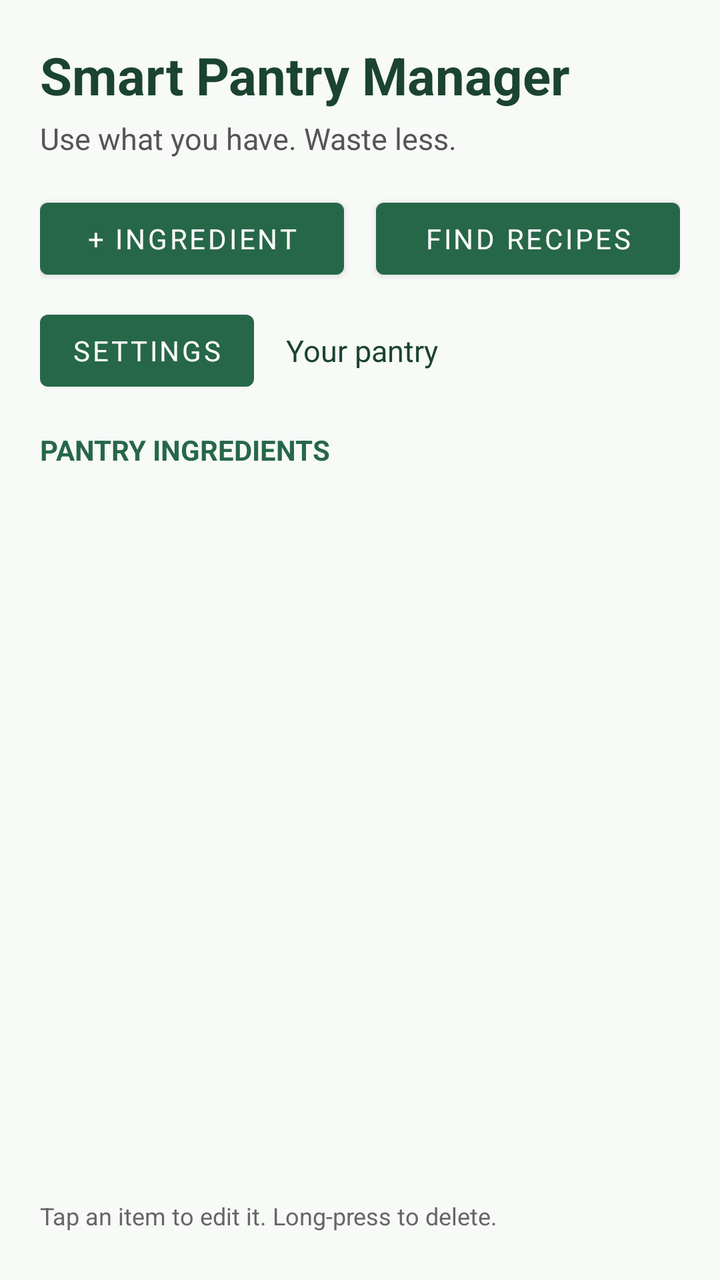
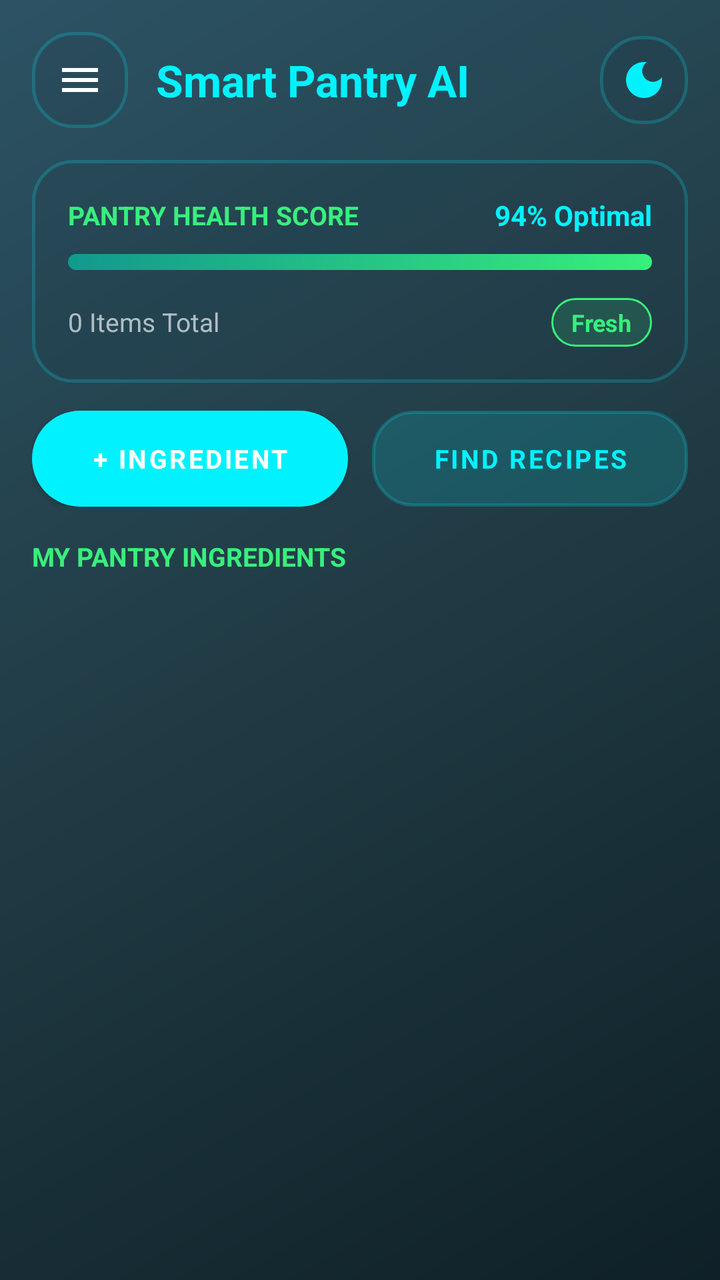

An Android layout rendered at two revisions. The XML below is the earlier revision; the diff shows what the commit changed to produce the second picture.
<!-- AndroidManifest.xml: application theme AppTheme -->
<!-- res/layout/activity_main.xml -->
<?xml version="1.0" encoding="utf-8"?>
<LinearLayout xmlns:android="http://schemas.android.com/apk/res/android"
    android:layout_width="match_parent"
    android:layout_height="match_parent"
    android:background="#F7FAF7"
    android:orientation="vertical"
    android:padding="20dp">

    <TextView
        android:layout_width="match_parent"
        android:layout_height="wrap_content"
        android:text="@string/app_name"
        android:textColor="#1B4332"
        android:textSize="26sp"
        android:textStyle="bold" />

    <TextView
        android:layout_width="match_parent"
        android:layout_height="wrap_content"
        android:layout_marginTop="4dp"
        android:text="@string/subtitle_tagline"
        android:textColor="#555555"
        android:textSize="15sp" />

    <LinearLayout
        android:layout_width="match_parent"
        android:layout_height="wrap_content"
        android:layout_marginTop="16dp"
        android:orientation="horizontal">

        <Button
            android:id="@+id/addButton"
            android:layout_width="0dp"
            android:layout_height="wrap_content"
            android:layout_marginEnd="8dp"
            android:layout_weight="1"
            android:minHeight="48dp"
            android:text="@string/btn_add_ingredient" />

        <Button
            android:id="@+id/suggestButton"
            android:layout_width="0dp"
            android:layout_height="wrap_content"
            android:layout_marginStart="8dp"
            android:layout_weight="1"
            android:minHeight="48dp"
            android:text="@string/btn_find_recipes" />
    </LinearLayout>

    <LinearLayout
        android:layout_width="match_parent"
        android:layout_height="wrap_content"
        android:layout_marginTop="8dp"
        android:gravity="center_vertical"
        android:orientation="horizontal">

        <Button
            android:id="@+id/settingsButton"
            android:layout_width="wrap_content"
            android:layout_height="wrap_content"
            android:minHeight="48dp"
            android:text="@string/btn_settings" />

        <TextView
            android:id="@+id/countText"
            android:layout_width="0dp"
            android:layout_height="wrap_content"
            android:layout_weight="1"
            android:gravity="center_vertical"
            android:paddingStart="16dp"
            android:paddingEnd="16dp"
            android:text="@string/pantry_count_default"
            android:textColor="#1B4332"
            android:textSize="15sp" />
    </LinearLayout>

    <TextView
        android:layout_width="match_parent"
        android:layout_height="wrap_content"
        android:layout_marginTop="16dp"
        android:text="@string/pantry_header"
        android:textColor="#276749"
        android:textStyle="bold" />

    <androidx.recyclerview.widget.RecyclerView
        android:id="@+id/pantryRecycler"
        android:layout_width="match_parent"
        android:layout_height="0dp"
        android:layout_marginTop="8dp"
        android:layout_marginBottom="8dp"
        android:layout_weight="1" />

    <TextView
        android:layout_width="match_parent"
        android:layout_height="wrap_content"
        android:paddingTop="4dp"
        android:paddingBottom="4dp"
        android:text="@string/pantry_help_text"
        android:textColor="#666666"
        android:textSize="12sp" />

</LinearLayout>
<!-- resources referenced by this layout -->
<resources>
  <string name="app_name">Smart Pantry Manager</string>
  <string name="btn_add_ingredient">+ Ingredient</string>
  <string name="btn_find_recipes">Find Recipes</string>
  <string name="btn_settings">Settings</string>
  <string name="pantry_count_default">Your pantry</string>
  <string name="pantry_header">PANTRY INGREDIENTS</string>
  <string name="pantry_help_text">Tap an item to edit it. Long-press to delete.</string>
  <string name="subtitle_tagline">Use what you have. Waste less.</string>
  <style name="AppTheme" parent="Theme.MaterialComponents.DayNight.NoActionBar">
          <item name="colorPrimary">#276749</item>
          <item name="colorPrimaryVariant">#1B4332</item>
          <item name="colorSecondary">#F4A261</item>
          <item name="android:fontFamily">sans-serif</item>
          <item name="android:statusBarColor">#1B4332</item>
          <item name="android:navigationBarColor">#1B4332</item>
      </style>
</resources>

<!-- the commit's change to res/layout/activity_main.xml (unified diff, before → after) -->
@@ -1,102 +1,232 @@
+<?xml version="1.0" encoding="utf-8"?>
+<androidx.drawerlayout.widget.DrawerLayout xmlns:android="http://schemas.android.com/apk/res/android"
+    xmlns:app="http://schemas.android.com/apk/res-auto"
+    android:id="@+id/drawerLayout"
+    android:layout_width="match_parent"
+    android:layout_height="match_parent"
+    android:background="@drawable/bg_gradient_main">
+
+    
+    <LinearLayout
+        android:layout_width="match_parent"
+        android:layout_height="match_parent"
+        android:orientation="vertical"
+        android:padding="16dp">
+
+        
+        <LinearLayout
+            android:layout_width="match_parent"
+            android:layout_height="wrap_content"
+            android:gravity="center_vertical"
+            android:orientation="horizontal">
+
+            <ImageButton
+                android:id="@+id/menuToggleButton"
+                android:layout_width="48dp"
+                android:layout_height="48dp"
+                android:background="@drawable/bg_card_glass_3d"
+                android:contentDescription="Menu Sidebar"
+                android:padding="12dp"
+                android:src="@drawable/ic_menu" />
+
+            <TextView
+                android:id="@+id/mainTitle"
+                android:layout_width="0dp"
+                android:layout_height="wrap_content"
+                android:layout_weight="1"
+                android:paddingStart="14dp"
+                android:paddingEnd="14dp"
+                android:text="Smart Pantry AI"
+                android:textColor="#00F2FE"
+                android:textSize="22sp"
+                android:textStyle="bold" />
+
+            <ImageButton
+                android:id="@+id/themeToggleButton"
+                android:layout_width="44dp"
+                android:layout_height="44dp"
+                android:background="@drawable/bg_card_glass_3d"
+                android:contentDescription="Toggle Theme"
+                android:padding="10dp"
+                android:src="@drawable/ic_theme" />
+        </LinearLayout>
+
+        
+        <LinearLayout
+            android:layout_width="match_parent"
+            android:layout_height="wrap_content"
+            android:layout_marginTop="16dp"
+            android:background="@drawable/bg_card_glass_3d"
+            android:orientation="vertical"
+            android:padding="18dp">
+
+            <LinearLayout
+                android:layout_width="match_parent"
+                android:layout_height="wrap_content"
+                android:gravity="center_vertical"
+                android:orientation="horizontal">
+
+                <TextView
+                    android:layout_width="0dp"
+                    android:layout_height="wrap_content"
+                    android:layout_weight="1"
+                    android:text="PANTRY HEALTH SCORE"
+                    android:textColor="#38EF7D"
+                    android:textSize="13sp"
+                    android:textStyle="bold" />
+
+                <TextView
+                    android:id="@+id/healthScorePercent"
+                    android:layout_width="wrap_content"
+                    android:layout_height="wrap_content"
+                    android:text="94% Optimal"
+                    android:textColor="#00F2FE"
+                    android:textSize="14sp"
+                    android:textStyle="bold" />
+            </LinearLayout>
+
+            <ProgressBar
+                android:id="@+id/healthProgressBar"
+                style="@style/Widget.AppCompat.ProgressBar.Horizontal"
+                android:layout_width="match_parent"
+                android:layout_height="8dp"
+                android:layout_marginTop="10dp"
+                android:max="100"
+                android:progress="94"
+                android:progressDrawable="@drawable/bg_button_gradient" />
+
+            <LinearLayout
+                android:layout_width="match_parent"
+                android:layout_height="wrap_content"
+                android:layout_marginTop="14dp"
+                android:orientation="horizontal">
+
+                <TextView
+                    android:id="@+id/totalCountBadge"
+                    android:layout_width="0dp"
+                    android:layout_height="wrap_content"
+                    android:layout_weight="1"
+                    android:text="0 Items Total"
+                    android:textColor="#B0BEC5"
+                    android:textSize="13sp" />
+
+                <TextView
+                    android:id="@+id/freshCountBadge"
+                    android:layout_width="wrap_content"
+                    android:layout_height="wrap_content"
+                    android:background="@drawable/bg_badge_fresh"
+                    android:paddingStart="10dp"
+                    android:paddingTop="4dp"
+                    android:paddingEnd="10dp"
+                    android:paddingBottom="4dp"
+                    android:text="Fresh"
+                    android:textColor="#38EF7D"
+                    android:textSize="12sp"
+                    android:textStyle="bold" />
+            </LinearLayout>
+
+        </LinearLayout>
+
+        
+        <LinearLayout
+            android:layout_width="match_parent"
+            android:layout_height="wrap_content"
+            android:layout_marginTop="14dp"
+            android:orientation="horizontal">
+
+            <Button
+                android:id="@+id/addButton"
+                android:layout_width="0dp"
+                android:layout_height="wrap_content"
+                android:layout_marginEnd="6dp"
+                android:layout_weight="1"
+                android:background="@drawable/bg_button_gradient"
+                android:minHeight="48dp"
+                android:text="+ INGREDIENT"
+                android:textColor="#FFFFFF"
+                android:textSize="13sp"
+                android:textStyle="bold" />
+
+            <Button
+                android:id="@+id/suggestButton"
+                android:layout_width="0dp"
+                android:layout_height="wrap_content"
+                android:layout_marginStart="6dp"
+                android:layout_weight="1"
+                android:background="@drawable/bg_card_glass_3d"
+                android:minHeight="48dp"
+                android:text="FIND RECIPES"
+                android:textColor="#00F2FE"
+                android:textSize="13sp"
+                android:textStyle="bold" />
+        </LinearLayout>
+
+        <TextView
+            android:layout_width="match_parent"
+            android:layout_height="wrap_content"
+            android:layout_marginTop="16dp"
+            android:text="MY PANTRY INGREDIENTS"
+            android:textColor="#38EF7D"
+            android:textSize="13sp"
+            android:textStyle="bold" />
+
+        <androidx.recyclerview.widget.RecyclerView
+            android:id="@+id/pantryRecycler"
+            android:layout_width="match_parent"
+            android:layout_height="0dp"
+            android:layout_marginTop="8dp"
+            android:layout_weight="1" />
+
+    </LinearLayout>
+
+    
+    <com.google.android.material.navigation.NavigationView
+        android:id="@+id/navigationView"
+        android:layout_width="280dp"
+        android:layout_height="match_parent"
+        android:layout_gravity="start"
+        android:background="@drawable/bg_gradient_main"
+        app:headerLayout="@layout/nav_header"
+        app:itemIconTint="#00F2FE"
+        app:itemTextColor="#FFFFFF"
+        app:menu="@menu/drawer_menu" />
+
+</androidx.drawerlayout.widget.DrawerLayout>
+<!-- res/layout/nav_header.xml (included above) -->
 <?xml version="1.0" encoding="utf-8"?>
 <LinearLayout xmlns:android="http://schemas.android.com/apk/res/android"
     android:layout_width="match_parent"
-    android:layout_height="match_parent"
-    android:background="#F7FAF7"
+    android:layout_height="180dp"
+    android:background="@drawable/bg_gradient_main"
+    android:gravity="bottom"
     android:orientation="vertical"
     android:padding="20dp">
 
+    <ImageView
+        android:id="@+id/navUserAvatar"
+        android:layout_width="56dp"
+        android:layout_height="56dp"
+        android:background="@drawable/bg_card_glass_3d"
+        android:padding="12dp"
+        android:src="@drawable/ic_person" />
+
     <TextView
-        android:layout_width="match_parent"
+        android:id="@+id/navUserName"
+        android:layout_width="wrap_content"
         android:layout_height="wrap_content"
-        android:text="@string/app_name"
-        android:textColor="#1B4332"
-        android:textSize="26sp"
+        android:layout_marginTop="10dp"
+        android:text="Smart Pantry User"
+        android:textColor="#00F2FE"
+        android:textSize="18sp"
         android:textStyle="bold" />
 
     <TextView
-        android:layout_width="match_parent"
+        android:id="@+id/navUserEmail"
+        android:layout_width="wrap_content"
         android:layout_height="wrap_content"
-        android:layout_marginTop="4dp"
-        android:text="@string/subtitle_tagline"
-        android:textColor="#555555"
-        android:textSize="15sp" />
-
-    <LinearLayout
-        android:layout_width="match_parent"
-        android:layout_height="wrap_content"
-        android:layout_marginTop="16dp"
-        android:orientation="horizontal">
-
-        <Button
-            android:id="@+id/addButton"
-            android:layout_width="0dp"
-            android:layout_height="wrap_content"
-            android:layout_marginEnd="8dp"
-            android:layout_weight="1"
-            android:minHeight="48dp"
-            android:text="@string/btn_add_ingredient" />
-
-        <Button
-            android:id="@+id/suggestButton"
-            android:layout_width="0dp"
-            android:layout_height="wrap_content"
-            android:layout_marginStart="8dp"
-            android:layout_weight="1"
-            android:minHeight="48dp"
-            android:text="@string/btn_find_recipes" />
-    </LinearLayout>
-
-    <LinearLayout
-        android:layout_width="match_parent"
-        android:layout_height="wrap_content"
-        android:layout_marginTop="8dp"
-        android:gravity="center_vertical"
-        android:orientation="horizontal">
-
-        <Button
-            android:id="@+id/settingsButton"
-            android:layout_width="wrap_content"
-            android:layout_height="wrap_content"
-            android:minHeight="48dp"
-            android:text="@string/btn_settings" />
-
-        <TextView
-            android:id="@+id/countText"
-            android:layout_width="0dp"
-            android:layout_height="wrap_content"
-            android:layout_weight="1"
-            android:gravity="center_vertical"
-            android:paddingStart="16dp"
-            android:paddingEnd="16dp"
-            android:text="@string/pantry_count_default"
-            android:textColor="#1B4332"
-            android:textSize="15sp" />
-    </LinearLayout>
-
-    <TextView
-        android:layout_width="match_parent"
-        android:layout_height="wrap_content"
-        android:layout_marginTop="16dp"
-        android:text="@string/pantry_header"
-        android:textColor="#276749"
-        android:textStyle="bold" />
-
-    <androidx.recyclerview.widget.RecyclerView
-        android:id="@+id/pantryRecycler"
-        android:layout_width="match_parent"
-        android:layout_height="0dp"
-        android:layout_marginTop="8dp"
-        android:layout_marginBottom="8dp"
-        android:layout_weight="1" />
-
-    <TextView
-        android:layout_width="match_parent"
-        android:layout_height="wrap_content"
-        android:paddingTop="4dp"
-        android:paddingBottom="4dp"
-        android:text="@string/pantry_help_text"
-        android:textColor="#666666"
-        android:textSize="12sp" />
+        android:layout_marginTop="2dp"
+        android:text="user@smartpantry.co.za"
+        android:textColor="#B0BEC5"
+        android:textSize="13sp" />
 
 </LinearLayout>
<!-- resource entries referenced after the edit -->
@@ -1,20 +1,95 @@
 <!-- resources referenced by this layout -->
 <resources>
-  <string name="app_name">Smart Pantry Manager</string>
-  <string name="btn_add_ingredient">+ Ingredient</string>
-  <string name="btn_find_recipes">Find Recipes</string>
-  <string name="btn_settings">Settings</string>
-  <string name="pantry_count_default">Your pantry</string>
-  <string name="pantry_header">PANTRY INGREDIENTS</string>
-  <string name="pantry_help_text">Tap an item to edit it. Long-press to delete.</string>
-  <string name="subtitle_tagline">Use what you have. Waste less.</string>
+  <!-- drawable bg_badge_fresh (drawable) -->
+  <?xml version="1.0" encoding="utf-8"?>
+  <shape xmlns:android="http://schemas.android.com/apk/res/android">
+      <solid android:color="#2238EF7D" />
+      <corners android:radius="12dp" />
+      <stroke
+          android:width="1dp"
+          android:color="#38EF7D" />
+  </shape>
+  <!-- drawable bg_button_gradient (drawable) -->
+  <?xml version="1.0" encoding="utf-8"?>
+  <ripple xmlns:android="http://schemas.android.com/apk/res/android"
+      android:color="#44FFFFFF">
+      <item>
+          <shape android:shape="rectangle">
+              <gradient
+                  android:angle="45"
+                  android:endColor="#38EF7D"
+                  android:startColor="#11998E"
+                  android:type="linear" />
+              <corners android:radius="24dp" />
+          </shape>
+      </item>
+  </ripple>
+  <!-- drawable bg_card_glass_3d (drawable) -->
+  <?xml version="1.0" encoding="utf-8"?>
+  <ripple xmlns:android="http://schemas.android.com/apk/res/android"
+      android:color="#2200F2FE">
+      <item>
+          <shape android:shape="rectangle">
+              <solid android:color="#261E3240" />
+              <corners android:radius="20dp" />
+              <stroke
+                  android:width="1.5dp"
+                  android:color="#3300F2FE" />
+          </shape>
+      </item>
+  </ripple>
+  <!-- drawable bg_gradient_main (drawable) -->
+  <?xml version="1.0" encoding="utf-8"?>
+  <shape xmlns:android="http://schemas.android.com/apk/res/android">
+      <gradient
+          android:angle="135"
+          android:centerColor="#203A43"
+          android:endColor="#2C5364"
+          android:startColor="#0F2027"
+          android:type="linear" />
+  </shape>
+  <!-- drawable ic_menu (drawable) -->
+  <vector xmlns:android="http://schemas.android.com/apk/res/android"
+      android:width="24dp"
+      android:height="24dp"
+      android:viewportWidth="24"
+      android:viewportHeight="24">
+    <path
+        android:fillColor="#FFFFFF"
+        android:pathData="M3,18h18v-2L3,16v2zM3,13h18v-2L3,11v2zM3,6v2h18L21,6L3,6z"/>
+  </vector>
+  <!-- drawable ic_person (drawable) -->
+  <vector xmlns:android="http://schemas.android.com/apk/res/android"
+      android:width="24dp"
+      android:height="24dp"
+      android:viewportWidth="24"
+      android:viewportHeight="24">
+    <path
+        android:fillColor="#00F2FE"
+        android:pathData="M12,12c2.21,0 4,-1.79 4,-4s-1.79,-4 -4,-4 -4,1.79 -4,4 1.79,4 4,4zM12,14c-2.67,0 -8,1.34 -8,4v2h16v-2c0,-2.66 -5.33,-4 -8,-4z"/>
+  </vector>
+  <!-- drawable ic_theme (drawable) -->
+  <vector xmlns:android="http://schemas.android.com/apk/res/android"
+      android:width="24dp"
+      android:height="24dp"
+      android:viewportWidth="24"
+      android:viewportHeight="24">
+    <path
+        android:fillColor="#00F2FE"
+        android:pathData="M12,3c-4.97,0 -9,4.03 -9,9s4.03,9 9,9 9,-4.03 9,-9c0,-0.46 -0.04,-0.92 -0.1,-1.36 -0.98,1.37 -2.58,2.26 -4.4,2.26 -2.98,0 -5.4,-2.42 -5.4,-5.4 0,-1.81 0.89,-3.42 2.26,-4.4C12.92,3.04 12.46,3 12,3z"/>
+  </vector>
   <style name="AppTheme" parent="Theme.MaterialComponents.DayNight.NoActionBar">
-          <item name="colorPrimary">#276749</item>
-          <item name="colorPrimaryVariant">#1B4332</item>
-          <item name="colorSecondary">#F4A261</item>
+          <item name="colorPrimary">@color/cyber_teal_primary</item>
+          <item name="colorPrimaryVariant">@color/dark_emerald</item>
+          <item name="colorSecondary">@color/neon_emerald</item>
           <item name="android:fontFamily">sans-serif</item>
-          <item name="android:statusBarColor">#1B4332</item>
-          <item name="android:navigationBarColor">#1B4332</item>
+          <item name="android:statusBarColor">@color/cyber_dark_bg</item>
+          <item name="android:navigationBarColor">@color/cyber_dark_bg</item>
+          <item name="android:windowBackground">@drawable/bg_gradient_main</item>
       </style>
+  <color name="cyber_teal_primary">#00F2FE</color>
+  <color name="dark_emerald">#11998E</color>
+  <color name="neon_emerald">#38EF7D</color>
+  <color name="cyber_dark_bg">#0F2027</color>
 </resources>
 
